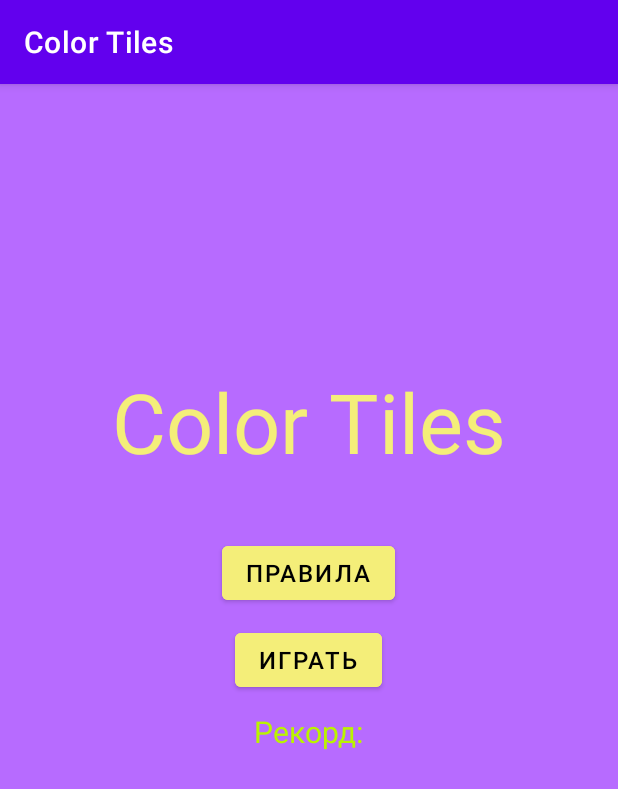
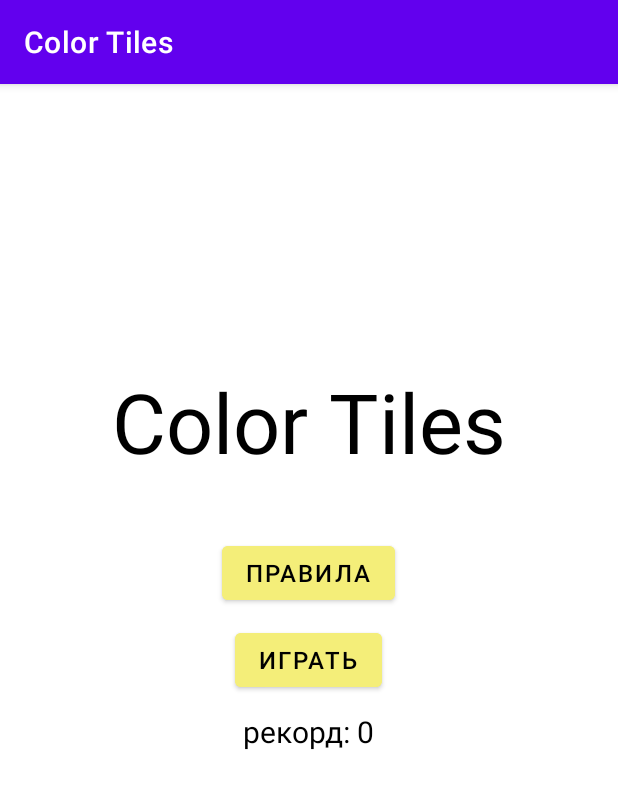
Before and after one commit to Vitamin941/ColorTiles, an Android app: the screen it shows after launch (MainActivity), on a phone screen of 412 x 824 dp. Shown: the top 789 px of the screen. Run offline under Robolectric (Android 15) with nearby library versions, the phone set to English and light mode, and no system bars.

Commit message:
simple main menu to release

```diff
--- a/app/src/main/java/ru/isu/math/colortiles/activities/MainActivity.kt
+++ b/app/src/main/java/ru/isu/math/colortiles/activities/MainActivity.kt
@@ -17,8 +17,8 @@ class MainActivity : AppCompatActivity() {
         val recordView = findViewById<TextView>(R.id.record_view)
 
         val settings = applicationContext.getSharedPreferences("appSettings", 0)
-        val recordTime = settings.getString("recordScore", "Рекорд:")
-        recordView.text = recordTime
+        val recordTime = settings.getInt("recordTime", 0)
+        recordView.text = "рекорд: $recordTime"
 
     }
 
--- a/app/src/main/res/layout/activity_main.xml
+++ b/app/src/main/res/layout/activity_main.xml
@@ -2,7 +2,7 @@
 <RelativeLayout xmlns:android="http://schemas.android.com/apk/res/android"
     android:layout_width="match_parent"
     android:layout_height="match_parent"
-    android:background="@color/background">
+    android:background="@color/white">
 
     <TextView
         android:layout_width="wrap_content"
@@ -11,7 +11,7 @@
         android:layout_marginBottom="30dp"
         android:layout_above="@id/show_rules"
         android:text="@string/app_name"
-        android:textColor="@color/system_color"
+        android:textColor="@color/black"
         android:textSize="55sp" />
 
 
@@ -42,7 +42,7 @@
 
     <TextView
         android:id="@+id/record_view"
-        android:textColor="@color/record_color"
+        android:textColor="@color/black"
         android:textSize="20sp"
         android:layout_width="wrap_content"
         android:layout_height="wrap_content"
```
Also changed, not shown: app/src/main/java/ru/isu/math/colortiles/activities/GameActivity.kt (+22 -7 lines).
